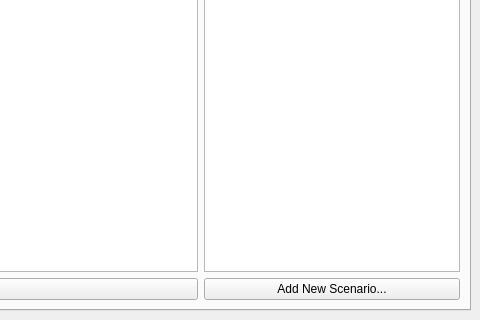
Before: the Qt Designer form editor/editor.ui in SodaCookie/rpeg, drawn with Qt 5; both pictures show x 337 to 817 and y 369 to 689 of the 817 by 689 pixel window.
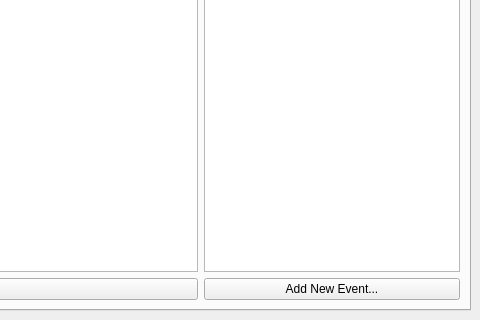
After: the same form once the commit is applied.

Diff of the .ui file:
```diff
--- a/editor/editor.ui
+++ b/editor/editor.ui
@@ -455,7 +455,7 @@
           <item>
            <widget class="QPushButton" name="pushButton_6">
             <property name="text">
-             <string>Add New Scenario...</string>
+             <string>Add New Event...</string>
             </property>
            </widget>
           </item>
```
Left out of the diff: 22 changed lines with no effect on the pictures.
